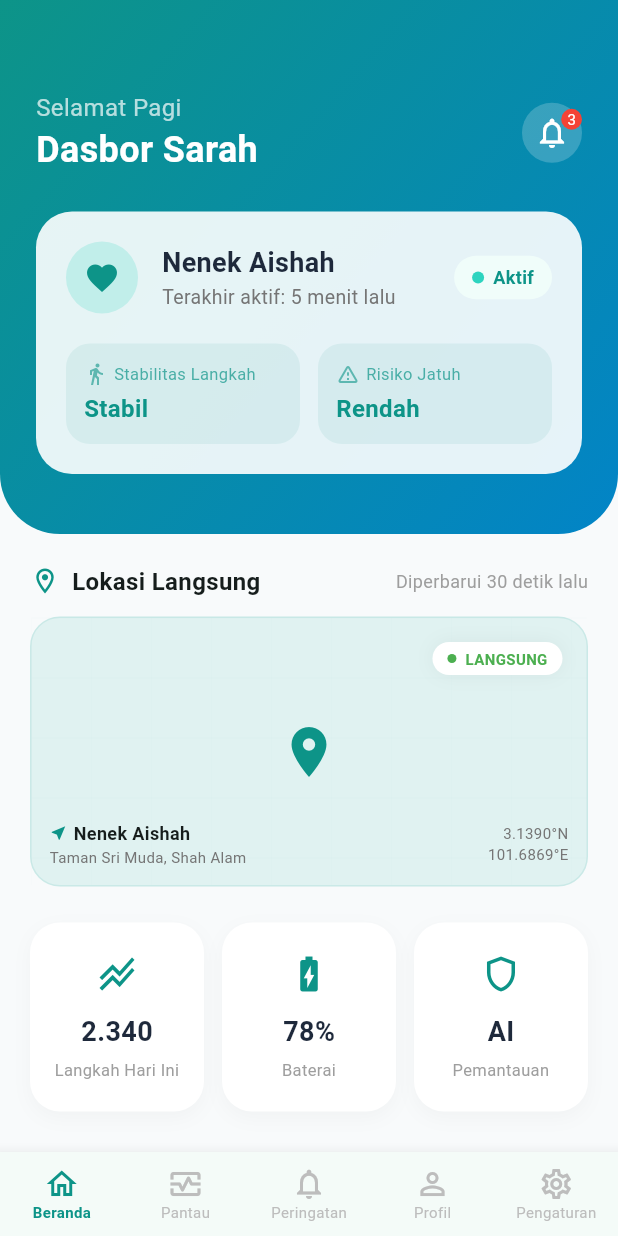
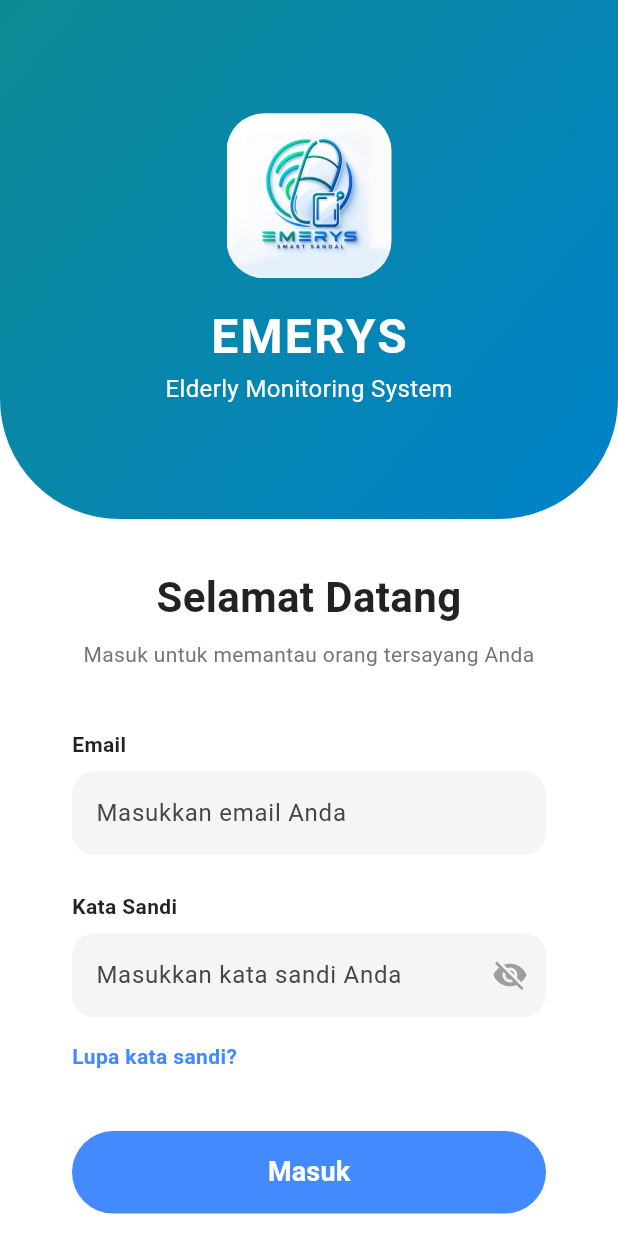
Before and after one commit to Aulirma/smart_sandal, a Flutter app: the screen it shows after launch, on a phone screen of 412 x 824 dp. Run offline on Flutter 3.47's test engine with Material 3 defaults, Android fonts, the light colour scheme and no system bars.

Commit message:
Update Halaman Login dan Peringatan

```diff
--- a/lib/main.dart
+++ b/lib/main.dart
@@ -1,5 +1,5 @@
 import 'package:flutter/material.dart';
-import 'pages/dashboard_page.dart';
+import 'pages/login_page.dart';
 
 void main() {
   runApp(const MyApp());
@@ -17,7 +17,7 @@ class MyApp extends StatelessWidget {
         colorScheme: ColorScheme.fromSeed(seedColor: Colors.teal),
         useMaterial3: true,
       ),
-      home: const DashboardPage(),
+      home: const LoginPage(),
     );
   }
 }
--- a/lib/pages/dashboard_page.dart
+++ b/lib/pages/bottom_navigation.dart
@@ -1,15 +1,16 @@
 import 'package:flutter/material.dart';
 import 'home_page.dart';
 import 'pantau_page.dart';
+import 'peringatan_page.dart';
 
-class DashboardPage extends StatefulWidget {
-  const DashboardPage({super.key});
+class BottomNavigation extends StatefulWidget {
+  const BottomNavigation({super.key});
 
   @override
-  State<DashboardPage> createState() => _DashboardPageState();
+  State<BottomNavigation> createState() => _BottomNavigationState();
 }
 
-class _DashboardPageState extends State<DashboardPage> {
+class _BottomNavigationState extends State<BottomNavigation> {
   int _currentIndex = 0;
 
   @override
@@ -18,7 +19,7 @@ class _DashboardPageState extends State<DashboardPage> {
     final List<Widget> pages = [
       const HomePage(),
       PantauPage(onBack: () => setState(() => _currentIndex = 0)),
-      const Center(child: Text('Halaman Peringatan')),
+      const PeringatanPage(),
       const Center(child: Text('Halaman Profil')),
       const Center(child: Text('Halaman Pengaturan')),
     ];
--- /dev/null
+++ b/lib/pages/login_page.dart
@@ -0,0 +1,253 @@
+import 'package:flutter/material.dart';
+import 'bottom_navigation.dart';
+
+class LoginPage extends StatefulWidget {
+  const LoginPage({super.key});
+
+  @override
+  State<LoginPage> createState() => _LoginPageState();
+}
+
+class _LoginPageState extends State<LoginPage> {
+  bool _obscureText = true;
+  final TextEditingController _emailController = TextEditingController();
+  final TextEditingController _passwordController = TextEditingController();
+
+  @override
+  void dispose() {
+    _emailController.dispose();
+    _passwordController.dispose();
+    super.dispose();
+  }
+
+  @override
+  Widget build(BuildContext context) {
+    return Scaffold(
+      backgroundColor: Colors.white,
+      body: SingleChildScrollView(
+        child: Column(
+          crossAxisAlignment: CrossAxisAlignment.start,
+          children: [
+            Container(
+              width: double.infinity,
+              height: MediaQuery.of(context).size.height * 0.42,
+              decoration: const BoxDecoration(
+                gradient: LinearGradient(
+                  begin: Alignment.topLeft,
+                  end: Alignment.bottomRight,
+                  colors: [
+                    Color(0xFF0D8B94),
+                    Color(0xFF0081C9),
+                  ],
+                ),
+                borderRadius: BorderRadius.only(
+                  bottomLeft: Radius.circular(80),
+                  bottomRight: Radius.circular(80),
+                ),
+              ),
+              child: Column(
+                mainAxisAlignment: MainAxisAlignment.center,
+                children: [
+                  ClipRRect(
+                    borderRadius: BorderRadius.circular(25),
+                    child: Image.asset(
+                      'assets/images/logo_emerys.jpeg',
+                      width: 110,
+                      height: 110,
+                      fit: BoxFit.cover,
+                      errorBuilder: (context, error, stackTrace) {
+                        return Container(
+                          width: 110,
+                          height: 110,
+                          color: Colors.white.withValues(alpha: 0.3),
+                          child: const Icon(Icons.image, color: Colors.white, size: 50),
+                        );
+                      },
+                    ),
+                  ),
+                  const SizedBox(height: 16),
+                  const Text(
+                    'EMERYS',
+                    style: TextStyle(
+                      fontSize: 32,
+                      fontWeight: FontWeight.bold,
+                      color: Colors.white,
+                      letterSpacing: 1.5,
+                    ),
+                  ),
+                  const Text(
+                    'Elderly Monitoring System',
+                    style: TextStyle(
+                      fontSize: 16,
+                      color: Colors.white,
+                    ),
+                  ),
+                ],
+              ),
+            ),
+
+            Center(
+              child: Container(
+                constraints: const BoxConstraints(maxWidth: 400),
+                padding: const EdgeInsets.symmetric(horizontal: 42.0, vertical: 32.0),
+                child: Column(
+                  crossAxisAlignment: CrossAxisAlignment.center,
+                  children: [
+                    const Text(
+                      'Selamat Datang',
+                      textAlign: TextAlign.center,
+                      style: TextStyle(
+                        fontSize: 28,
+                        fontWeight: FontWeight.bold,
+                        color: Colors.black87,
+                      ),
+                    ),
+                    const SizedBox(height: 8),
+                    Text(
+                      'Masuk untuk memantau orang tersayang Anda',
+                      textAlign: TextAlign.center,
+                      style: TextStyle(
+                        fontSize: 14,
+                        color: Colors.grey[600],
+                      ),
+                    ),
+                    const SizedBox(height: 40),
+
+                    Align(
+                      alignment: Alignment.centerLeft,
+                      child: const Text(
+                        'Email',
+                        style: TextStyle(
+                          fontWeight: FontWeight.bold,
+                          color: Colors.black87,
+                        ),
+                      ),
+                    ),
+                    const SizedBox(height: 8),
+                    TextFormField(
+                      controller: _emailController,
+                      decoration: InputDecoration(
+                        hintText: 'Masukkan email Anda',
+                        filled: true,
+                        fillColor: Colors.grey[100],
+                        border: OutlineInputBorder(
+                          borderRadius: BorderRadius.circular(15),
+                          borderSide: BorderSide.none,
+                        ),
+                      ),
+                    ),
+                    const SizedBox(height: 24),
+
+                    Align(
+                      alignment: Alignment.centerLeft,
+                      child: const Text(
+                        'Kata Sandi',
+                        style: TextStyle(
+                          fontWeight: FontWeight.bold,
+                          color: Colors.black87,
+                        ),
+                      ),
+                    ),
+                    const SizedBox(height: 8),
+                    TextFormField(
+                      controller: _passwordController,
+                      obscureText: _obscureText,
+                      decoration: InputDecoration(
+                        hintText: 'Masukkan kata sandi Anda',
+                        filled: true,
+                        fillColor: Colors.grey[100],
+                        border: OutlineInputBorder(
+                          borderRadius: BorderRadius.circular(15),
+                          borderSide: BorderSide.none,
+                        ),
+                        suffixIcon: IconButton(
+                          icon: Icon(
+                            _obscureText ? Icons.visibility_off : Icons.visibility,
+                            color: Colors.grey,
+                          ),
+                          onPressed: () {
+                            setState(() {
+                              _obscureText = !_obscureText;
+                            });
+                          },
+                        ),
+                      ),
+                    ),
+                    const SizedBox(height: 16),
+
+                    Align(
+                      alignment: Alignment.centerLeft,
+                      child: GestureDetector(
+                        onTap: () {
+                          // Action for forgot password
+                        },
+                        child: const Text(
+                          'Lupa kata sandi?',
+                          style: TextStyle(
+                            color: Colors.blueAccent,
+                            fontWeight: FontWeight.w600,
+                          ),
+                        ),
+                      ),
+                    ),
+                    const SizedBox(height: 40),
+
+                    SizedBox(
+                      width: double.infinity,
+                      height: 55,
+                      child: ElevatedButton(
+                        onPressed: () {
+                          Navigator.pushReplacement(
+                            context,
+                            MaterialPageRoute(builder: (context) => const BottomNavigation()),
+                          );
+                        },
+                        style: ElevatedButton.styleFrom(
+                          backgroundColor: Colors.blueAccent,
+                          shape: const StadiumBorder(),
+                          elevation: 0,
+                        ),
+                        child: const Text(
+                          'Masuk',
+                          style: TextStyle(
+                            fontSize: 18,
+                            fontWeight: FontWeight.bold,
+                            color: Colors.white,
+                          ),
+                        ),
+                      ),
+                    ),
+                    const SizedBox(height: 32),
+
+                    Row(
+                      mainAxisAlignment: MainAxisAlignment.center,
+                      children: [
+                        Text(
+                          'Belum punya akun? ',
+                          style: TextStyle(color: Colors.grey[600]),
+                        ),
+                        GestureDetector(
+                          onTap: () {
+                            // Action for registration
+                          },
+                          child: const Text(
+                            'Daftar',
+                            style: TextStyle(
+                              color: Colors.blueAccent,
+                              fontWeight: FontWeight.bold,
+                            ),
+                          ),
+                        ),
+                      ],
+                    ),
+                    const SizedBox(height: 20),
+                  ],
+                ),
+              ),
+            ),
+          ],
+        ),
+      ),
+    );
+  }
+}
--- a/pubspec.yaml
+++ b/pubspec.yaml
@@ -57,6 +57,8 @@ flutter:
   # the material Icons class.
   uses-material-design: true
 
+  assets:
+    - assets/images/logo_emerys.jpeg
   # To add assets to your application, add an assets section, like this:
   # assets:
   #   - images/a_dot_burr.jpeg
```
Also changed, not shown: lib/pages/peringatan_page.dart (added, +342 -0 lines), assets/images/logo_emerys.jpeg (added).
